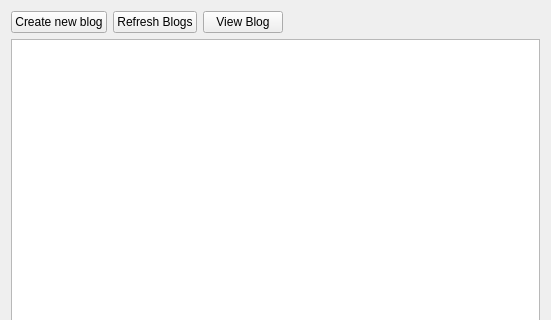
Old version of the form gui/displaybloggui.ui in the repository Huy-Nguyen-HCI/RocketBook; both pictures show x 0 to 551 and y 0 to 320 of the 551 by 480 pixel window.
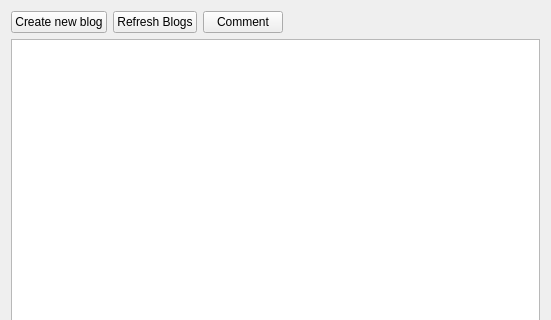
New version of the form.

```diff
--- a/gui/displaybloggui.ui
+++ b/gui/displaybloggui.ui
@@ -35,7 +35,7 @@
        <item>
         <widget class="QPushButton" name="viewBlogButton">
          <property name="text">
-          <string>View Blog</string>
+          <string>Comment</string>
          </property>
         </widget>
        </item>
```
